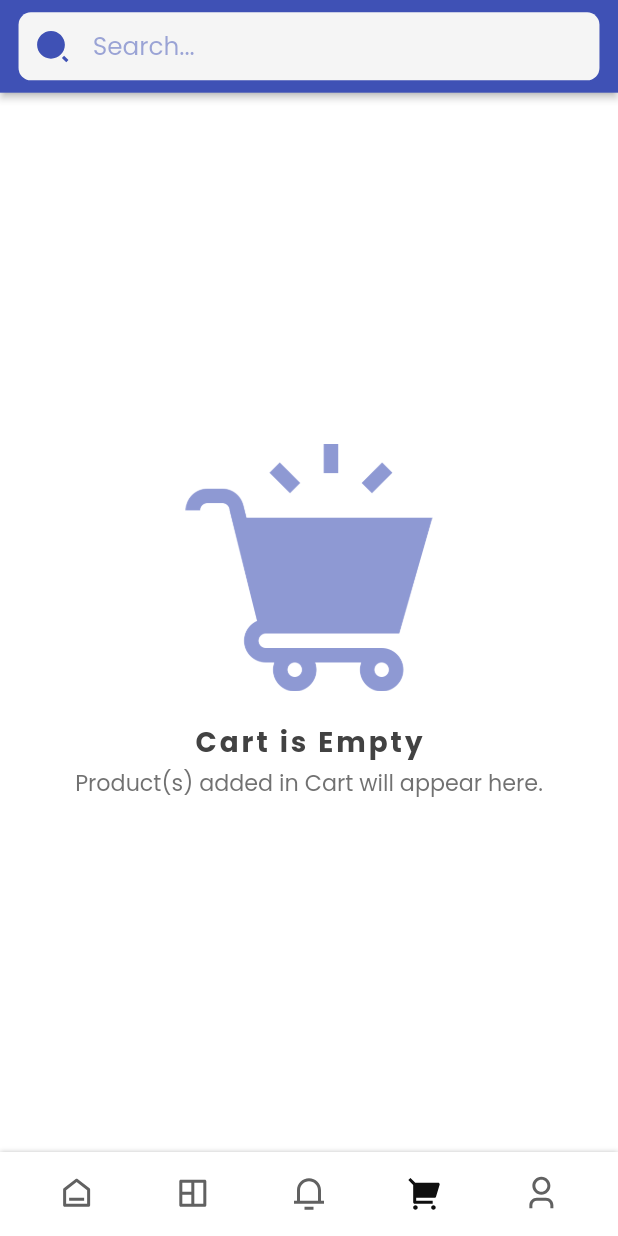
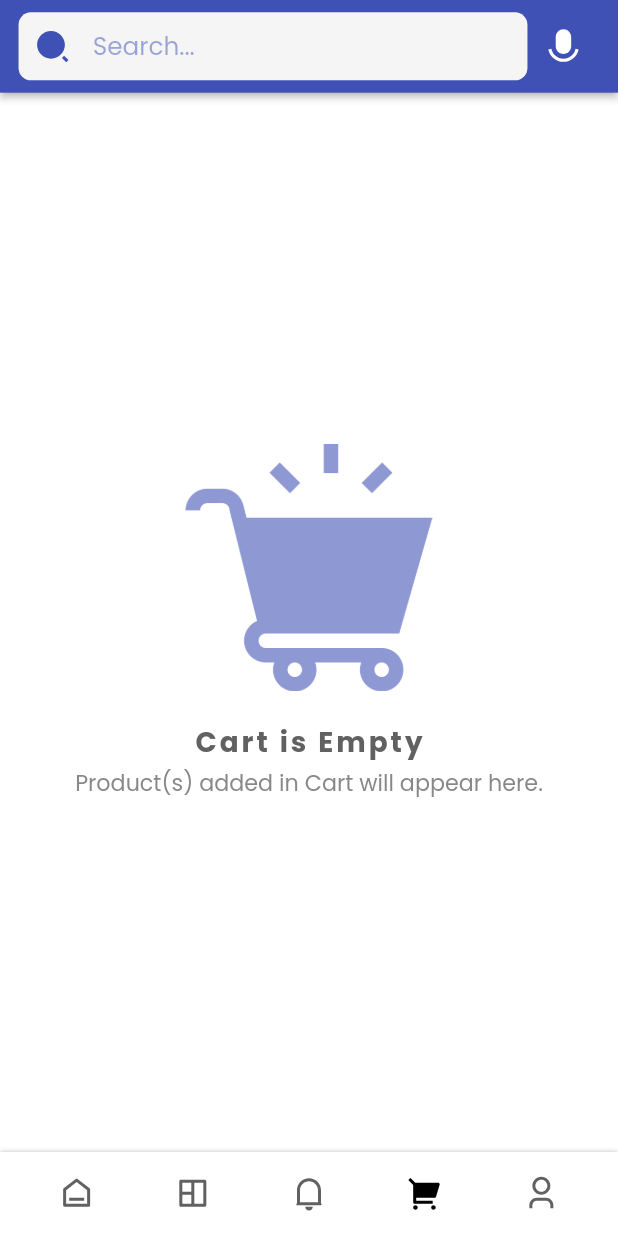
Before and after one commit to shubhamkr7252/flutter_firebase_ecommerce_app, a Flutter app: the HomeMainNavigation screen opened directly, item 4 of the bottom bar chosen, on a phone screen of 412 x 824 dp. Run offline on Flutter 3.47's test engine with Material 2 defaults, Android fonts, the phone set to English and light mode, and no system bars; our stand-ins replace avatar_glow, cached_network_image, cloud_firestore, dio, double_back_to_close_app, firebase_auth and 12 more; missing offline and left inert: colorful_safe_area, dynamic_height_grid_view, flutter_speech, onesignal_flutter, razorpay_flutter, swipeable_page_route and 1 more; accounts and stored records are empty.

```diff
--- a/lib/screens/home main navigation/home_main_navigation.dart
+++ b/lib/screens/home main navigation/home_main_navigation.dart
@@ -7,6 +7,7 @@ import 'package:flutter_firebase_ecommerce_app/screens/my%20cart/my_cart_screen.
 import 'package:flutter_firebase_ecommerce_app/screens/notification/notification_screen.dart';
 import 'package:flutter_firebase_ecommerce_app/screens/profile/profile_screen.dart';
 import 'package:flutter_firebase_ecommerce_app/screens/search/search_screen.dart';
+import 'package:flutter_firebase_ecommerce_app/screens/home%20main%20navigation/voice_search_bottom_sheet.dart';
 import 'package:flutter_firebase_ecommerce_app/widgets/custom_badge_widget.dart';
 import 'package:flutter_remix/flutter_remix.dart';
 import 'package:provider/provider.dart';
@@ -71,8 +72,8 @@ class _HomeMainNavigationState extends State<HomeMainNavigation> {
         "title": "Categories"
       },
       {
-        "activeIcon": FlutterRemix.notification_3_fill,
-        "inactiveIcon": FlutterRemix.notification_3_line,
+        "activeIcon": FlutterRemix.notification_4_fill,
+        "inactiveIcon": FlutterRemix.notification_4_line,
         "title": "Notifications"
       },
       {
@@ -174,54 +175,26 @@ class _HomeMainNavigationState extends State<HomeMainNavigation> {
                           ),
                         ),
                       ),
-                      // Consumer<UserProvider>(
-                      //   builder: (context, userprovider, _) => Padding(
-                      //     padding: EdgeInsets.only(
-                      //         left: SizeConfig.screenWidth! * .03),
-                      //     child: InkWell(
-                      //       splashColor: Colors.transparent,
-                      //       highlightColor: Colors.transparent,
-                      //       borderRadius: BorderRadius.circular(
-                      //           SizeConfig.screenHeight! * .01),
-                      //       onTap: () {
-                      //         NavigatorService.push(context,
-                      //             page: NotificationScreen(
-                      //                 userId:
-                      //                     userprovider.getCurrentUser!.id!));
-                      //       },
-                      //       child: Consumer<NotificationProvider>(
-                      //         builder: (context, notificationprovider, _) =>
-                      //             Padding(
-                      //           padding: EdgeInsets.all(
-                      //               SizeConfig.screenWidth! * .015),
-                      //           child: Stack(
-                      //             children: [
-                      //               if (notificationprovider.isDataLoaded ==
-                      //                       true &&
-                      //                   notificationprovider
-                      //                       .allNotificationData.isNotEmpty)
-                      //                 Icon(
-                      //                   FlutterRemix.notification_3_fill,
-                      //                   color: Theme.of(context)
-                      //                       .colorScheme
-                      //                       .error
-                      //                       .withOpacity(0.75),
-                      //                   size: SizeConfig.screenWidth! * .06,
-                      //                 ),
-                      //               Icon(
-                      //                 FlutterRemix.notification_3_line,
-                      //                 color: Theme.of(context)
-                      //                     .colorScheme
-                      //                     .background,
-                      //                 size: SizeConfig.screenWidth! * .06,
-                      //               ),
-                      //             ],
-                      //           ),
-                      //         ),
-                      //       ),
-                      //     ),
-                      //   ),
-                      // ),
+                      Theme(
+                        data: Theme.of(context).copyWith(
+                          splashColor: Colors.transparent,
+                          highlightColor: Colors.transparent,
+                        ),
+                        child: IconButton(
+                            onPressed: () {
+                              showModalBottomSheet(
+                                  context: context,
+                                  backgroundColor: Colors.transparent,
+                                  isScrollControlled: true,
+                                  builder: (context) =>
+                                      const VoiceSearchBottomSheet());
+                            },
+                            icon: Icon(
+                              FlutterRemix.mic_2_fill,
+                              size: SizeConfig.screenWidth! * .06,
+                              color: Theme.of(context).colorScheme.background,
+                            )),
+                      ),
                     ],
                   )),
         ),
--- a/lib/theme/colors.dart
+++ b/lib/theme/colors.dart
@@ -2,11 +2,11 @@ import 'package:flutter/material.dart';
 
 class LightAppColors {
   static Color primary = Colors.indigo[500]!;
-  static Color secondary = Colors.indigo[500]!;
+  static Color secondary = primary;
   static Color background = Colors.white;
   static Color dividerColor = Colors.grey[300]!;
   static Color outlineButtonBorderCol = Colors.grey[500]!;
-  static Color textColor = Colors.grey[800]!;
+  static Color textColor = Colors.grey[700]!;
   static Color cardColor = Colors.grey[100]!;
   static Color unSelectedNavtemColor = Colors.grey[700]!;
   static Color errorColor = Colors.red[400]!;
@@ -14,12 +14,12 @@ class LightAppColors {
 
 class DarkAppColors {
   static Color primary = Colors.indigo[100]!;
-  static Color secondary = Colors.indigo[100]!;
-  static Color background = const Color.fromARGB(255, 15, 15, 15);
+  static Color secondary = primary;
+  static Color background = Colors.black;
   static Color dividerColor = Colors.grey[600]!;
   static Color textColor = Colors.white;
   static Color cardColor = Colors.grey[900]!;
-  static Color outlineButtonBorderCol = Colors.grey[800]!;
+  static Color outlineButtonBorderCol = Colors.grey[900]!;
   static Color unSelectedNavtemColor = Colors.grey[300]!;
   static Color errorColor = const Color.fromARGB(255, 255, 170, 162);
 }
--- a/pubspec.yaml
+++ b/pubspec.yaml
@@ -10,6 +10,7 @@ environment:
   sdk: ">=2.16.0 <3.0.0"
 
 dependencies:
+  avatar_glow: ^2.0.2
   awesome_notifications: ^0.6.21
   cached_network_image: ^3.2.0
   cloud_firestore: ^3.3.0
@@ -25,6 +26,7 @@ dependencies:
     sdk: flutter
   flutter_dotenv: ^5.0.2
   flutter_remix: ^0.0.3
+  flutter_speech: ^2.0.0
   hive: ^2.2.3
   hive_flutter: ^1.1.0
   image_picker: ^0.8.5+3
```
Also changed, not shown: lib/screens/home main navigation/voice_search_bottom_sheet.dart (added, +238 -0 lines), lib/screens/notification/notification_screen.dart (+10 -2 lines), pubspec.lock, 1 other file.
